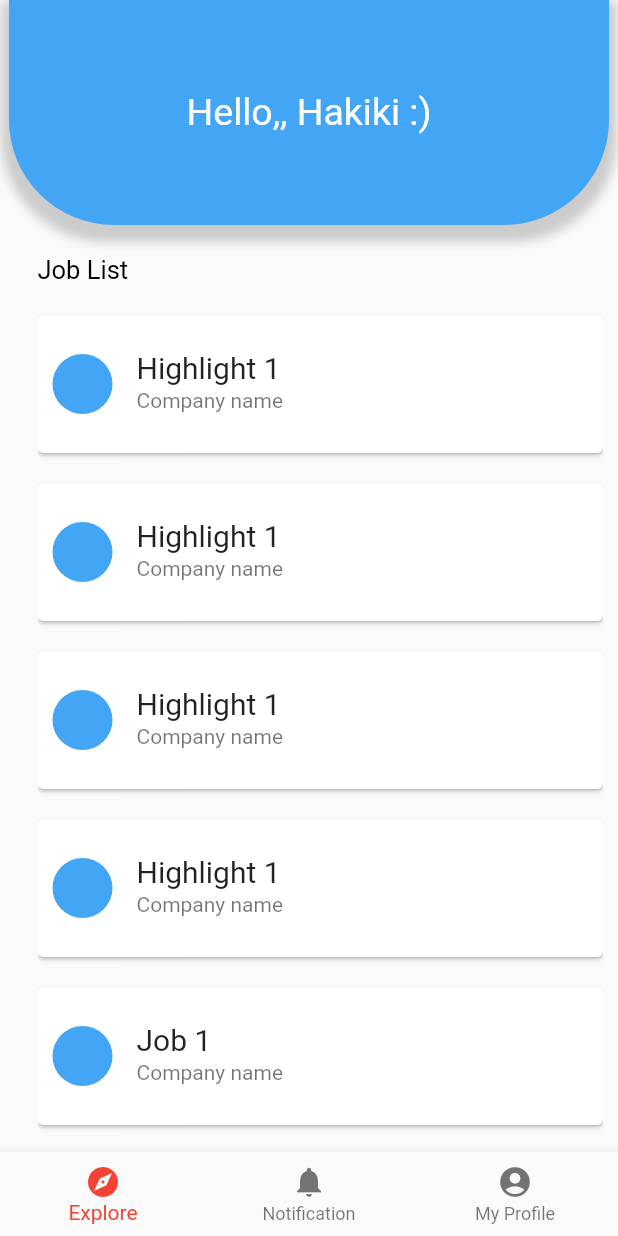
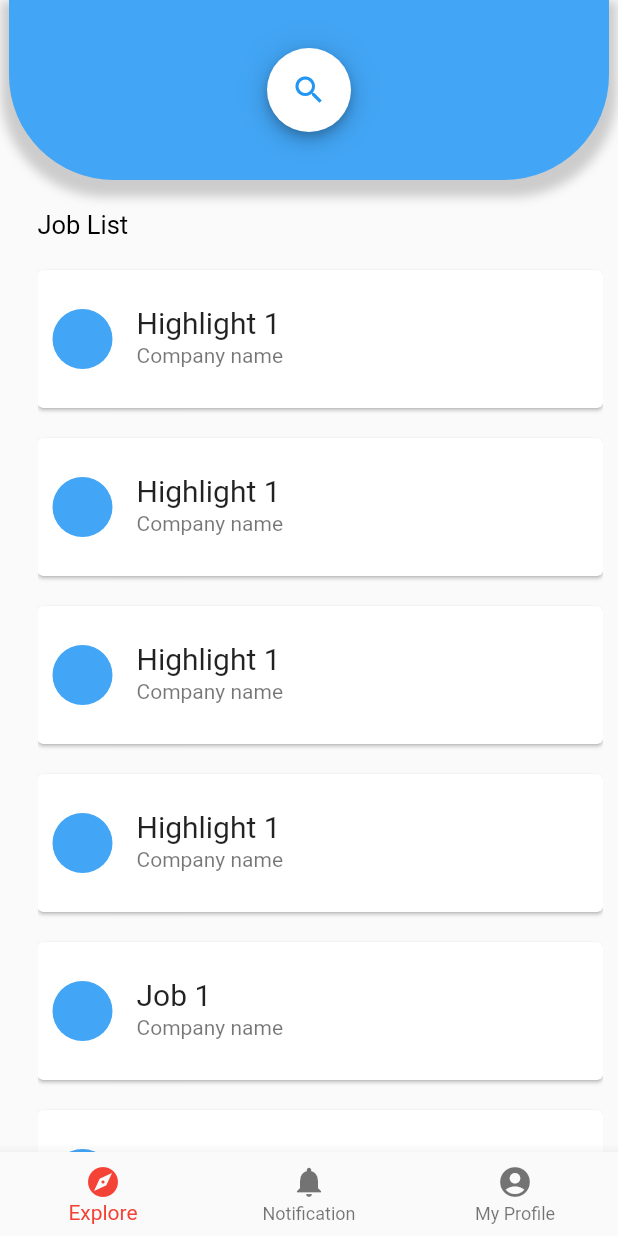
Before and after one commit to Xzellize90/CariKerja, a Flutter app: the screen it shows after launch, on a phone screen of 412 x 824 dp. Run offline on Flutter 3.47's test engine with Material 2 defaults, Android fonts, the phone set to English and light mode, and no system bars; our stand-ins replace splashscreen; Roboto replaces fonts that are missing (Arial).

Commit message:
try_search(HAKIKI)

```diff
--- a/lib/ui/pages/Aexplore_page.dart
+++ b/lib/ui/pages/Aexplore_page.dart
@@ -6,6 +6,8 @@ class ExplorePage extends StatefulWidget {
 }
 
 class _ExplorePageState extends State<ExplorePage> {
+  bool _folder = true;
+
   @override
   Widget build(BuildContext context) {
     return Scaffold(
@@ -15,19 +17,49 @@ class _ExplorePageState extends State<ExplorePage> {
             alignment: Alignment.topCenter,
             margin: EdgeInsets.only(left: 5, right: 5, top: 0),
             width: 400,
-            height: 150,
+            height: 120,
             child: Center(
-              child: Text(
-                "Hello,, Hakiki :)",
-                style: TextStyle(
-                  decoration: TextDecoration.none,
+                child: AnimatedContainer(
+              duration: Duration(milliseconds: 400),
+              width: _folder ? 56 : 200,
+              height: 56,
+              decoration: BoxDecoration(
+                  borderRadius: BorderRadius.circular(32),
                   color: Colors.white,
-                  fontSize: 25,
-                  fontFamily: 'Arial',
-                  fontWeight: FontWeight.normal,
+                  boxShadow: kElevationToShadow[6]),
+              child: Row(
+                children: [
+                  Expanded(
+                      child: Container(
+                    padding: EdgeInsets.only(left: 16),
+                    child: _folder
+                        ? TextField(
+                            decoration: InputDecoration(
+                                hintText: 'search',
+                                hintStyle: TextStyle(color: Colors.blue),
+                                border: InputBorder.none),
+                          )
+                        : null,
+                  )),
+                  AnimatedContainer(
+                      duration: Duration(milliseconds: 499),
+                      child: Material(
+                        type: MaterialType.transparency,
+                        child: InkWell(
+                          borderRadius: BorderRadius.only(
+                              topLeft: Radius.circular(_folder ? 32 : 0),
+                              topRight: Radius.circular(32),
+                              bottomLeft: Radius.circular(_folder ? 32 : 0),
+                              bottomRight: Radius.circular(32)),
+                          child: Padding(
+                            padding: const EdgeInsets.all(16),
+                            child: Icon(Icons.search, color: Colors.blue),
                           ),
                         ),
+                      ))
+                ],
               ),
+            )),
             decoration: BoxDecoration(
                 boxShadow: [
                   BoxShadow(
@@ -41,7 +73,9 @@ class _ExplorePageState extends State<ExplorePage> {
                     bottomRight: Radius.circular(70)),
                 color: Colors.blue[400]),
           ),
-          Flexible(flex:1 , child: Container(
+          Flexible(
+              flex: 1,
+              child: Container(
                 margin: EdgeInsets.only(left: 25, right: 10, top: 20),
                 child: ListView(
                   children: <Widget>[
@@ -60,8 +94,8 @@ class _ExplorePageState extends State<ExplorePage> {
                         color: Colors.white,
                         child: ListTile(
                           contentPadding: EdgeInsets.all(10),
-                      title:
-                          Text("Highlight 1", style: TextStyle(fontSize: 20)),
+                          title: Text("Highlight 1",
+                              style: TextStyle(fontSize: 20)),
                           subtitle: Text("Company name"),
                           leading: CircleAvatar(
                             backgroundColor: Colors.blue[400],
@@ -72,8 +106,8 @@ class _ExplorePageState extends State<ExplorePage> {
                         color: Colors.white,
                         child: ListTile(
                           contentPadding: EdgeInsets.all(10),
-                      title:
-                          Text("Highlight 1", style: TextStyle(fontSize: 20)),
+                          title: Text("Highlight 1",
+                              style: TextStyle(fontSize: 20)),
                           subtitle: Text("Company name"),
                           leading: CircleAvatar(
                             backgroundColor: Colors.blue[400],
@@ -84,8 +118,8 @@ class _ExplorePageState extends State<ExplorePage> {
                         color: Colors.white,
                         child: ListTile(
                           contentPadding: EdgeInsets.all(10),
-                      title:
-                          Text("Highlight 1", style: TextStyle(fontSize: 20)),
+                          title: Text("Highlight 1",
+                              style: TextStyle(fontSize: 20)),
                           subtitle: Text("Company name"),
                           leading: CircleAvatar(
                             backgroundColor: Colors.blue[400],
@@ -96,8 +130,8 @@ class _ExplorePageState extends State<ExplorePage> {
                         color: Colors.white,
                         child: ListTile(
                           contentPadding: EdgeInsets.all(10),
-                      title:
-                          Text("Highlight 1", style: TextStyle(fontSize: 20)),
+                          title: Text("Highlight 1",
+                              style: TextStyle(fontSize: 20)),
                           subtitle: Text("Company name"),
                           leading: CircleAvatar(
                             backgroundColor: Colors.blue[400],
```
Lines whose indentation alone changed are shown as unchanged.
